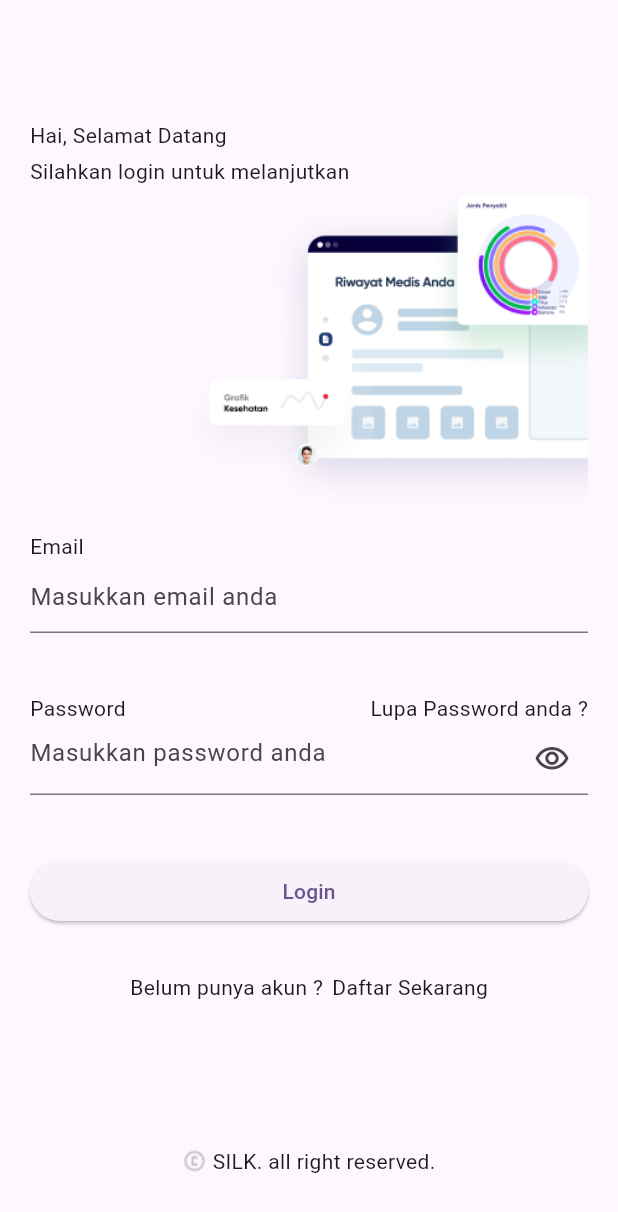
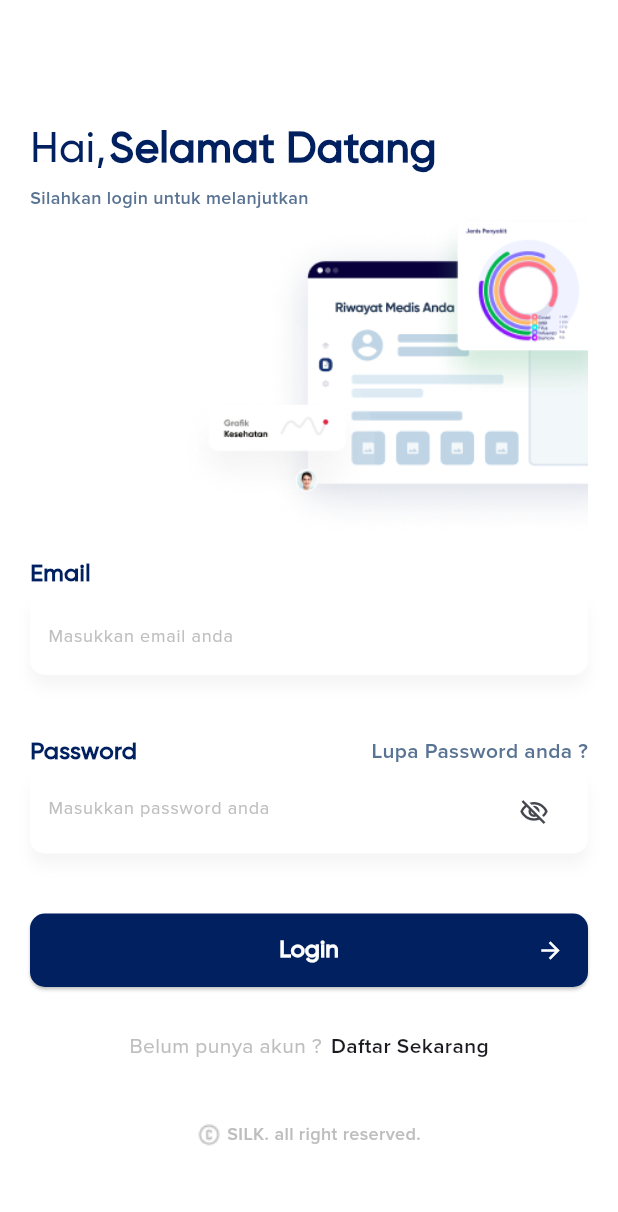
Before and after one commit to rafliandreansyah/flutter_v_test, a Flutter app: the screen it shows after launch, on a phone screen of 412 x 824 dp. Shown: the top 1212 px of the screen. Run offline on Flutter 3.47's test engine with Material 2 defaults, Android fonts, the phone set to English and light mode, and no system bars.

Commit message:
slicing design login screen
- slicing login screen
- create button widget
- create textfield default widget
- create textfield login password widget
- create text copyright widget

```diff
--- a/lib/main.dart
+++ b/lib/main.dart
@@ -1,5 +1,6 @@
 import 'package:flutter/material.dart';
 import 'package:flutter_v_test/screen/login_screen.dart';
+import 'package:flutter_v_test/shared/colors.dart';
 
 void main() {
   runApp(const MyApp());
@@ -29,7 +30,10 @@ class MyApp extends StatelessWidget {
         //
         // This works for code too, not just values: Most code changes can be
         // tested with just a hot reload.
-        colorScheme: ColorScheme.fromSeed(seedColor: Colors.deepPurple),
+        colorScheme: ColorScheme.fromSeed(
+          seedColor: colorPrimary,
+        ),
+        scaffoldBackgroundColor: Colors.white,
         useMaterial3: true,
       ),
       initialRoute: '/',
--- a/lib/screen/login_screen.dart
+++ b/lib/screen/login_screen.dart
@@ -1,23 +1,72 @@
 import 'package:flutter/material.dart';
+import 'package:flutter_v_test/shared/colors.dart';
+import 'package:flutter_v_test/widget/text_copy_right.dart';
+import 'package:flutter_v_test/widget/text_field_default.dart';
+import 'package:flutter_v_test/widget/text_field_login_password.dart';
+import 'package:flutter_v_test/widget/button_primary.dart';
 
-class LoginScreen extends StatelessWidget {
+import '../shared/fonts.dart';
+import '../widget/text_switch_login_register.dart';
+
+class LoginScreen extends StatefulWidget {
   const LoginScreen({super.key});
 
   @override
+  State<LoginScreen> createState() => _LoginScreenState();
+}
+
+class _LoginScreenState extends State<LoginScreen> {
+  @override
   Widget build(BuildContext context) {
+    TextEditingController emailController = TextEditingController();
+    TextEditingController passwordController = TextEditingController();
+    var _isVisible = false;
+
+    void changeVisibility() {
+      setState(() {
+        _isVisible = !_isVisible;
+      });
+    }
+
     return Scaffold(
       body: SafeArea(
+        child: SingleChildScrollView(
           child: Padding(
             padding:
                 const EdgeInsets.only(left: 20, right: 20, top: 80, bottom: 40),
             child: Column(
               crossAxisAlignment: CrossAxisAlignment.start,
               children: [
-              Text('Hai, Selamat Datang'),
+                Wrap(
+                  direction: Axis.horizontal,
+                  children: [
+                    Text(
+                      'Hai,',
+                      style: gilroyMedium.copyWith(
+                        fontSize: 28,
+                      ),
+                    ),
+                    const SizedBox(
+                      width: 2,
+                    ),
+                    Text(
+                      'Selamat Datang',
+                      style: gilroyBold.copyWith(
+                        fontSize: 28,
+                      ),
+                    ),
+                  ],
+                ),
                 const SizedBox(
                   height: 4,
                 ),
-              Text('Silahkan login untuk melanjutkan'),
+                Text(
+                  'Silahkan login untuk melanjutkan',
+                  style: proximaSemiBold.copyWith(
+                    fontSize: 12,
+                    color: colorLightBlue,
+                  ),
+                ),
                 Row(
                   children: [
                     const Spacer(),
@@ -30,72 +79,41 @@ class LoginScreen extends StatelessWidget {
                 const SizedBox(
                   height: 12,
                 ),
-              Text('Email'),
-              TextField(
-                decoration:
-                    const InputDecoration(hintText: 'Masukkan email anda'),
+                TextFieldDefault(
+                  label: 'Email',
+                  hint: 'Masukkan email anda',
+                  controller: emailController,
                 ),
                 const SizedBox(
                   height: 40,
                 ),
-              Row(
-                children: [
-                  Text('Password'),
-                  Spacer(),
-                  Text('Lupa Password anda ?'),
-                ],
-              ),
-              TextField(
-                decoration: const InputDecoration(
-                  hintText: 'Masukkan password anda',
-                  suffixIcon: Icon(
-                    Icons.visibility_outlined,
-                  ),
-                ),
-                obscureText: true,
+                TextFieldLoginPassword(
+                  label: 'Password',
+                  hint: 'Masukkan password anda',
+                  controller: passwordController,
                 ),
                 const SizedBox(
                   height: 40,
                 ),
-              SizedBox(
-                width: double.infinity,
-                child: ElevatedButton(
+                PrimaryButton(
+                  label: 'Login',
                   onPressed: () {},
-                  child: const Text('Login'),
-                ),
+                  iconEnd: Icons.arrow_forward,
                 ),
                 const SizedBox(
                   height: 30,
                 ),
-              Row(
-                mainAxisAlignment: MainAxisAlignment.center,
-                children: [
-                  Text('Belum punya akun ?'),
+                TextSwitchLoginRegister(
+                  labelQuestion: 'Belum punya akun ?',
+                  labelSwitch: 'Daftar Sekarang',
+                  onPressed: () {},
+                ),
                 const SizedBox(
-                    width: 6,
+                  height: 40,
                 ),
-                  Text('Daftar Sekarang'),
+                const TextCopyRight(),
               ],
             ),
-              Expanded(
-                child: Align(
-                  alignment: FractionalOffset.bottomCenter,
-                  child: Row(
-                    mainAxisAlignment: MainAxisAlignment.center,
-                    children: [
-                      Image.asset(
-                        'assets/icons/ic_copyright.png',
-                        width: 16,
-                      ),
-                      const SizedBox(
-                        width: 4,
-                      ),
-                      const Text('SILK. all right reserved.'),
-                    ],
-                  ),
-                ),
-              )
-            ],
           ),
         ),
       ),
--- a/lib/shared/colors.dart
+++ b/lib/shared/colors.dart
@@ -1,4 +1,10 @@
 import 'package:flutter/material.dart';
 
-Color colorPrimary = const Color(0x00002060);
-Color colorSecondary = const Color(0x0000D9D5);
+Color colorPrimary = const Color(0xFF002060);
+Color colorSecondary = const Color(0xFF00D9D5);
+Color colorLightBlue = const Color(0xFF597393);
+Color colorLightGrey = const Color(0xFFBEBEBE);
+
+var kColorScheme = ColorScheme.fromSeed(
+  seedColor: colorPrimary,
+);
--- a/lib/shared/fonts.dart
+++ b/lib/shared/fonts.dart
@@ -1,3 +1,29 @@
 import 'package:flutter/material.dart';
 import 'package:flutter_v_test/shared/colors.dart';
-import 'package:google_fonts/google_fonts.dart';
+
+TextStyle gilroyMedium = TextStyle(
+  fontFamily: "Gilroy",
+  fontWeight: FontWeight.w500,
+  color: colorPrimary,
+);
+
+TextStyle gilroySemiBold = TextStyle(
+  fontFamily: "Gilroy",
+  fontWeight: FontWeight.w600,
+  color: colorPrimary,
+);
+
+TextStyle gilroyBold = TextStyle(
+  fontFamily: "Gilroy",
+  fontWeight: FontWeight.w700,
+  color: colorPrimary,
+);
+
+TextStyle proximaRegular = const TextStyle(
+  fontFamily: "ProximaNova",
+);
+
+TextStyle proximaSemiBold = const TextStyle(
+  fontFamily: "ProximaNova",
+  fontWeight: FontWeight.w600,
+);
--- /dev/null
+++ b/lib/widget/button_primary.dart
@@ -0,0 +1,62 @@
+import 'package:flutter/material.dart';
+
+import '../shared/colors.dart';
+import '../shared/fonts.dart';
+
+class PrimaryButton extends StatelessWidget {
+  IconData? iconStart;
+  IconData? iconEnd;
+  String label;
+  Function() onPressed;
+  PrimaryButton({
+    super.key,
+    this.iconStart,
+    this.iconEnd,
+    required this.label,
+    required this.onPressed,
+  });
+
+  @override
+  Widget build(BuildContext context) {
+    return SizedBox(
+      width: double.infinity,
+      child: ElevatedButton(
+        onPressed: onPressed,
+        style: ElevatedButton.styleFrom(
+          foregroundColor: Colors.white,
+          backgroundColor: colorPrimary,
+          textStyle: gilroySemiBold.copyWith(
+            fontSize: 16,
+          ),
+          padding: const EdgeInsets.symmetric(
+            vertical: 15,
+            horizontal: 16,
+          ),
+          shape: RoundedRectangleBorder(
+            borderRadius: BorderRadius.circular(10),
+          ),
+        ),
+        child: Row(
+          mainAxisAlignment: MainAxisAlignment.spaceBetween,
+          children: [
+            Opacity(
+              opacity: iconStart != null ? 1.0 : 0.0,
+              child: Icon(
+                iconStart,
+                color: Colors.white,
+              ),
+            ),
+            Text(label),
+            Opacity(
+              opacity: iconEnd != null ? 1.0 : 0.0,
+              child: Icon(
+                iconEnd,
+                color: Colors.white,
+              ),
+            ),
+          ],
+        ),
+      ),
+    );
+  }
+}
--- /dev/null
+++ b/lib/widget/text_copy_right.dart
@@ -0,0 +1,31 @@
+import 'package:flutter/material.dart';
+
+import '../shared/colors.dart';
+import '../shared/fonts.dart';
+
+class TextCopyRight extends StatelessWidget {
+  const TextCopyRight({super.key});
+
+  @override
+  Widget build(BuildContext context) {
+    return Row(
+      mainAxisAlignment: MainAxisAlignment.center,
+      children: [
+        Image.asset(
+          'assets/icons/ic_copyright.png',
+          width: 16,
+        ),
+        const SizedBox(
+          width: 4,
+        ),
+        Text(
+          'SILK. all right reserved.',
+          style: proximaSemiBold.copyWith(
+            color: colorLightGrey,
+            fontSize: 12,
+          ),
+        ),
+      ],
+    );
+  }
+}
--- /dev/null
+++ b/lib/widget/text_field_default.dart
@@ -0,0 +1,69 @@
+import 'package:flutter/material.dart';
+
+import '../shared/colors.dart';
+import '../shared/fonts.dart';
+
+class TextFieldDefault extends StatelessWidget {
+  String label;
+  String hint;
+  TextEditingController controller;
+
+  TextFieldDefault({
+    super.key,
+    required this.label,
+    required this.hint,
+    required this.controller,
+  });
+
+  @override
+  Widget build(BuildContext context) {
+    return Column(
+      crossAxisAlignment: CrossAxisAlignment.start,
+      children: [
+        Text(
+          label,
+          style: gilroySemiBold.copyWith(
+            fontSize: 16,
+          ),
+        ),
+        Container(
+          padding: const EdgeInsets.symmetric(
+            vertical: 4,
+            horizontal: 12,
+          ),
+          decoration: BoxDecoration(
+            color: Colors.white,
+            borderRadius: BorderRadius.circular(
+              10,
+            ),
+            boxShadow: [
+              BoxShadow(
+                color: Colors.black.withAlpha(
+                  10,
+                ),
+                spreadRadius:
+                    0, //also play with this two values to achieve your ideal result
+                blurRadius: 8,
+                offset: const Offset(
+                  0,
+                  8,
+                ),
+              ),
+            ],
+          ),
+          child: TextField(
+            controller: controller,
+            decoration: InputDecoration(
+              border: InputBorder.none,
+              hintText: hint,
+              hintStyle: proximaRegular.copyWith(
+                color: colorLightGrey,
+                fontSize: 12,
+              ),
+            ),
+          ),
+        ),
+      ],
+    );
+  }
+}
--- /dev/null
+++ b/lib/widget/text_field_login_password.dart
@@ -0,0 +1,102 @@
+import 'package:flutter/material.dart';
+
+import '../shared/colors.dart';
+import '../shared/fonts.dart';
+
+class TextFieldLoginPassword extends StatefulWidget {
+  String label;
+  String hint;
+  TextEditingController controller;
+  TextFieldLoginPassword({
+    super.key,
+    required this.label,
+    required this.hint,
+    required this.controller,
+  });
+
+  @override
+  State<TextFieldLoginPassword> createState() => _TextFieldLoginPasswordState();
+}
+
+class _TextFieldLoginPasswordState extends State<TextFieldLoginPassword> {
+  bool _isVisible = false;
+
+  void _changeVisibility() {
+    setState(() {
+      _isVisible = !_isVisible;
+    });
+  }
+
+  @override
+  Widget build(BuildContext context) {
+    return Column(
+      children: [
+        Row(
+          children: [
+            Text(
+              widget.label,
+              style: gilroySemiBold.copyWith(
+                fontSize: 16,
+              ),
+            ),
+            const Spacer(),
+            Text(
+              'Lupa Password anda ?',
+              style: proximaSemiBold.copyWith(
+                fontSize: 14,
+                color: colorLightBlue,
+              ),
+            ),
+          ],
+        ),
+        Container(
+          padding: const EdgeInsets.symmetric(
+            vertical: 4,
+            horizontal: 12,
+          ),
+          decoration: BoxDecoration(
+            color: Colors.white,
+            borderRadius: BorderRadius.circular(
+              10,
+            ),
+            boxShadow: [
+              BoxShadow(
+                color: Colors.black.withAlpha(
+                  10,
+                ),
+                spreadRadius:
+                    0, //also play with this two values to achieve your ideal result
+                blurRadius: 8,
+                offset: const Offset(
+                  0,
+                  8,
+                ),
+              ),
+            ],
+          ),
+          child: TextField(
+            obscureText: !_isVisible,
+            controller: widget.controller,
+            decoration: InputDecoration(
+              suffixIcon: IconButton(
+                icon: Icon(
+                  _isVisible
+                      ? Icons.visibility_outlined
+                      : Icons.visibility_off_outlined,
+                ),
+                iconSize: 20,
+                onPressed: _changeVisibility,
+              ),
+              border: InputBorder.none,
+              hintText: widget.hint,
+              hintStyle: proximaRegular.copyWith(
+                color: colorLightGrey,
+                fontSize: 12,
+              ),
+            ),
+          ),
+        ),
+      ],
+    );
+  }
+}
--- /dev/null
+++ b/lib/widget/text_switch_login_register.dart
@@ -0,0 +1,44 @@
+import 'package:flutter/material.dart';
+
+import '../shared/colors.dart';
+import '../shared/fonts.dart';
+
+class TextSwitchLoginRegister extends StatelessWidget {
+  String labelQuestion;
+  String labelSwitch;
+  Function() onPressed;
+  TextSwitchLoginRegister({
+    super.key,
+    required this.labelQuestion,
+    required this.labelSwitch,
+    required this.onPressed,
+  });
+
+  @override
+  Widget build(BuildContext context) {
+    return Row(
+      mainAxisAlignment: MainAxisAlignment.center,
+      children: [
+        Text(
+          labelQuestion,
+          style: proximaRegular.copyWith(
+            color: colorLightGrey,
+            fontSize: 14,
+          ),
+        ),
+        const SizedBox(
+          width: 6,
+        ),
+        GestureDetector(
+          onTap: onPressed,
+          child: Text(
+            labelSwitch,
+            style: proximaSemiBold.copyWith(
+              fontSize: 14,
+            ),
+          ),
+        ),
+      ],
+    );
+  }
+}
```
Also changed, not shown: pubspec.yaml (+5 -3 lines), fonts/Gilroy-Medium.ttf (added). Lines whose indentation alone changed are shown as unchanged.
